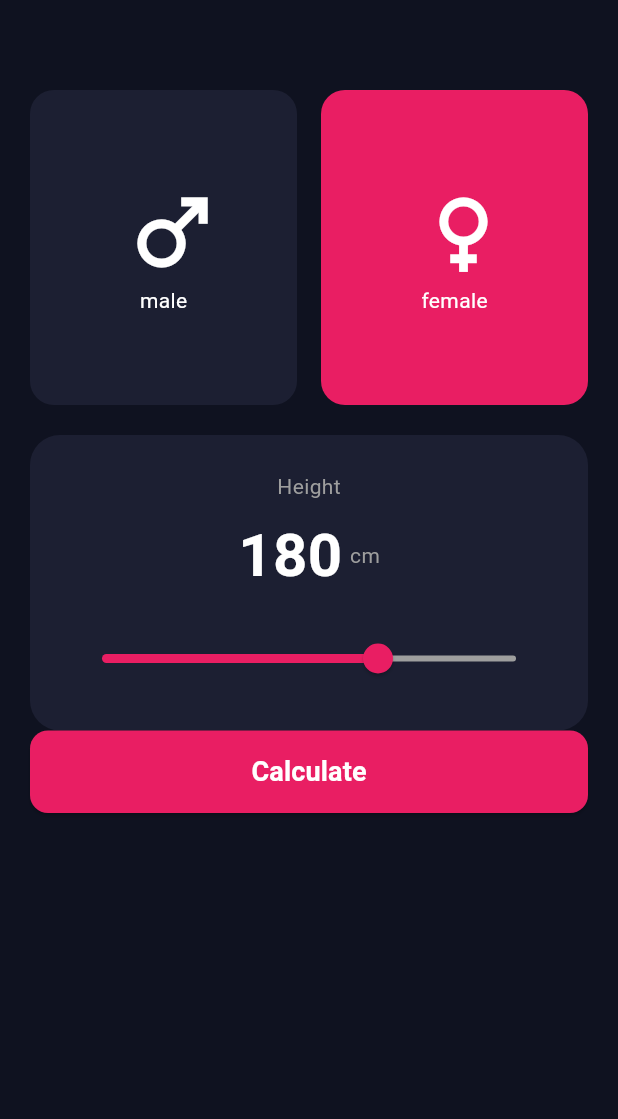
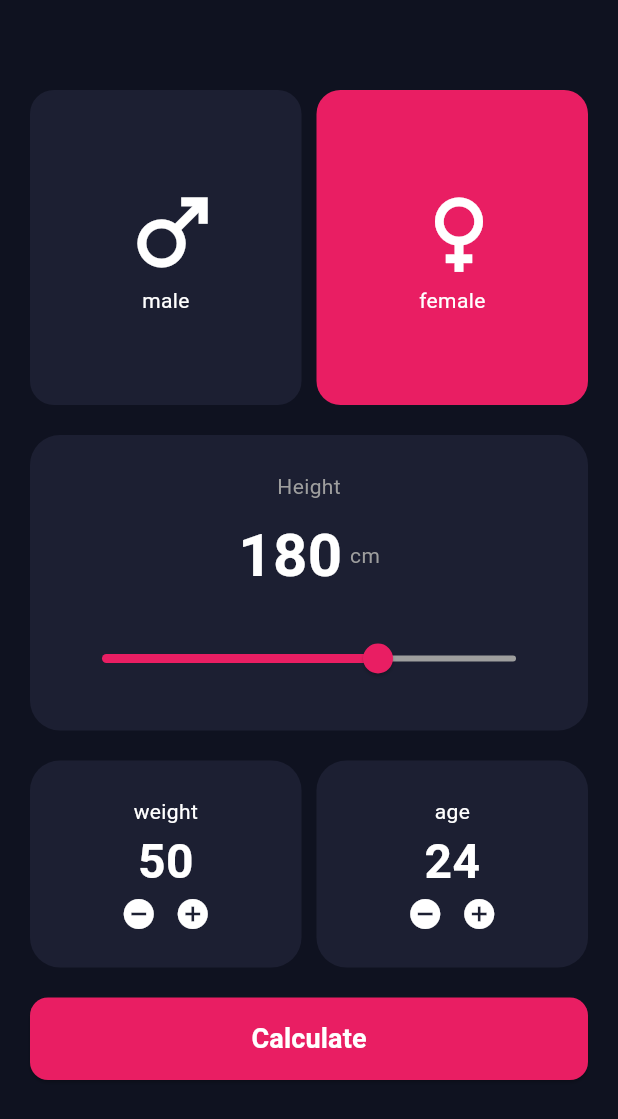
Before and after one commit to mohamedagm/depi-screen3, a Flutter app: the screen it shows after launch, on a phone screen of 412 x 824 dp. Shown: the top 1119 px of the screen. Run offline on Flutter 3.47's test engine with Material 3 defaults, Android fonts, the phone set to English and light mode, and no system bars.

Commit message:
bmi view part 2

```diff
--- a/lib/bmi_view.dart
+++ b/lib/bmi_view.dart
@@ -1,8 +1,19 @@
 import 'package:depi_screen_3/gender_widget.dart';
 import 'package:flutter/material.dart';
 
-class BmiView extends StatelessWidget {
+class BmiView extends StatefulWidget {
   const BmiView({super.key});
+
+  @override
+  State<BmiView> createState() => _BmiViewState();
+}
+
+class _BmiViewState extends State<BmiView> {
+  bool isMaleChosen = false;
+  bool isFemaleChosen = true;
+  double height = 180;
+  int weight = 50;
+  int age = 24;
 
   @override
   Widget build(BuildContext context) {
@@ -15,11 +26,27 @@ class BmiView extends StatelessWidget {
             const SizedBox(height: 40),
 
             Row(
+              spacing: 10,
               children: [
-                GenderWidget(isChoosen: false, icon: Icons.male, text: 'male'),
-                const SizedBox(width: 16),
                 GenderWidget(
-                  isChoosen: true,
+                  onTap: () {
+                    setState(() {
+                      isMaleChosen = true;
+                      isFemaleChosen = false;
+                    });
+                  },
+                  isChoosen: isMaleChosen,
+                  icon: Icons.male,
+                  text: 'male',
+                ),
+                GenderWidget(
+                  onTap: () {
+                    setState(() {
+                      isMaleChosen = false;
+                      isFemaleChosen = true;
+                    });
+                  },
+                  isChoosen: isFemaleChosen,
                   icon: Icons.female,
                   text: 'female',
                 ),
@@ -46,7 +73,7 @@ class BmiView extends StatelessWidget {
                     mainAxisAlignment: MainAxisAlignment.center,
                     children: [
                       Text(
-                        '180',
+                        '${height.round()}',
                         style: TextStyle(
                           color: Colors.white,
                           fontSize: 40,
@@ -61,16 +88,127 @@ class BmiView extends StatelessWidget {
                   ),
                   SizedBox(height: 16),
                   Slider(
-                    value: 180,
+                    value: height,
                     min: 100,
                     max: 220,
                     activeColor: Color(0xFFE91E63),
                     inactiveColor: Colors.grey,
-                    onChanged: (value) {},
+                    onChanged: (value) {
+                      setState(() {
+                        height = value;
+                      });
+                    },
                   ),
                 ],
               ),
             ),
+            SizedBox(height: 20),
+            Row(
+              spacing: 10,
+              children: [
+                Expanded(
+                  child: Container(
+                    padding: const EdgeInsets.all(24),
+                    decoration: BoxDecoration(
+                      color: const Color(0xff1C1F32),
+                      borderRadius: BorderRadius.circular(20),
+                    ),
+                    child: Column(
+                      children: [
+                        Text('weight', style: TextStyle(color: Colors.white)),
+                        Text(
+                          '$weight',
+                          style: TextStyle(
+                            color: Colors.white,
+                            fontSize: 32,
+                            fontWeight: FontWeight.bold,
+                          ),
+                        ),
+                        Row(
+                          mainAxisAlignment: MainAxisAlignment.center,
+                          children: [
+                            GestureDetector(
+                              onTap: () {
+                                setState(() {
+                                  weight--;
+                                });
+                              },
+                              child: Icon(
+                                Icons.remove_circle,
+                                color: Colors.white,
+                              ),
+                            ),
+                            SizedBox(width: 12),
+                            GestureDetector(
+                              onTap: () {
+                                setState(() {
+                                  weight++;
+                                });
+                              },
+                              child: Icon(
+                                Icons.add_circle,
+                                color: Colors.white,
+                              ),
+                            ),
+                          ],
+                        ),
+                      ],
+                    ),
+                  ),
+                ),
+                Expanded(
+                  child: Container(
+                    padding: const EdgeInsets.all(24),
+                    decoration: BoxDecoration(
+                      color: const Color(0xff1C1F32),
+                      borderRadius: BorderRadius.circular(20),
+                    ),
+                    child: Column(
+                      children: [
+                        Text('age', style: TextStyle(color: Colors.white)),
+                        Text(
+                          '$age',
+                          style: TextStyle(
+                            color: Colors.white,
+                            fontSize: 32,
+                            fontWeight: FontWeight.bold,
+                          ),
+                        ),
+                        Row(
+                          mainAxisAlignment: MainAxisAlignment.center,
+                          children: [
+                            GestureDetector(
+                              onTap: () {
+                                setState(() {
+                                  age--;
+                                });
+                              },
+                              child: Icon(
+                                Icons.remove_circle,
+                                color: Colors.white,
+                              ),
+                            ),
+                            SizedBox(width: 12),
+                            GestureDetector(
+                              onTap: () {
+                                setState(() {
+                                  age++;
+                                });
+                              },
+                              child: Icon(
+                                Icons.add_circle,
+                                color: Colors.white,
+                              ),
+                            ),
+                          ],
+                        ),
+                      ],
+                    ),
+                  ),
+                ),
+              ],
+            ),
+            SizedBox(height: 20),
 
             SizedBox(
               width: double.infinity,
@@ -82,7 +220,20 @@ class BmiView extends StatelessWidget {
                     borderRadius: BorderRadius.circular(12),
                   ),
                 ),
-                onPressed: () {},
+                onPressed: () {
+                  double bmi = weight / ((height / 100) * (height / 100));
+
+                  String result;
+                  if (bmi < 18.5) {
+                    result = 'Underweight';
+                  } else if (bmi >= 18.5 && bmi < 25) {
+                    result = 'Normal';
+                  } else if (bmi >= 25 && bmi < 30) {
+                    result = 'Overweight';
+                  } else {
+                    result = 'Obese';
+                  }
+                },
                 child: const Text(
                   'Calculate',
                   style: TextStyle(
--- a/lib/gender_widget.dart
+++ b/lib/gender_widget.dart
@@ -6,13 +6,17 @@ class GenderWidget extends StatelessWidget {
     required this.isChoosen,
     required this.icon,
     required this.text,
+    this.onTap,
   });
   final bool isChoosen;
   final IconData icon;
   final String text;
+  final void Function()? onTap;
   @override
   Widget build(BuildContext context) {
     return Expanded(
+      child: GestureDetector(
+        onTap: onTap,
         child: Container(
           width: 60,
           padding: const EdgeInsets.all(20),
@@ -32,6 +36,7 @@ class GenderWidget extends StatelessWidget {
             ),
           ),
         ),
+      ),
     );
   }
 }
```
Lines whose indentation alone changed are shown as unchanged.
